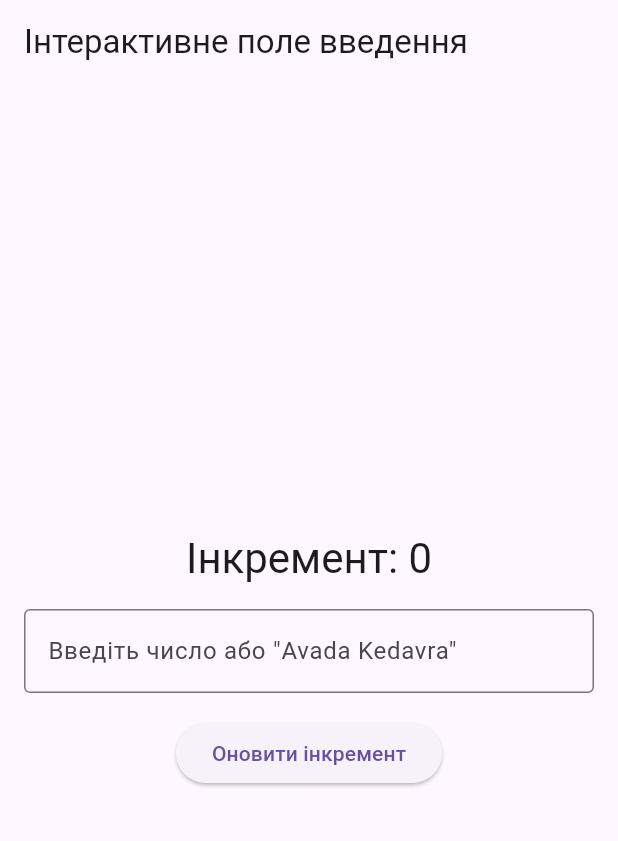
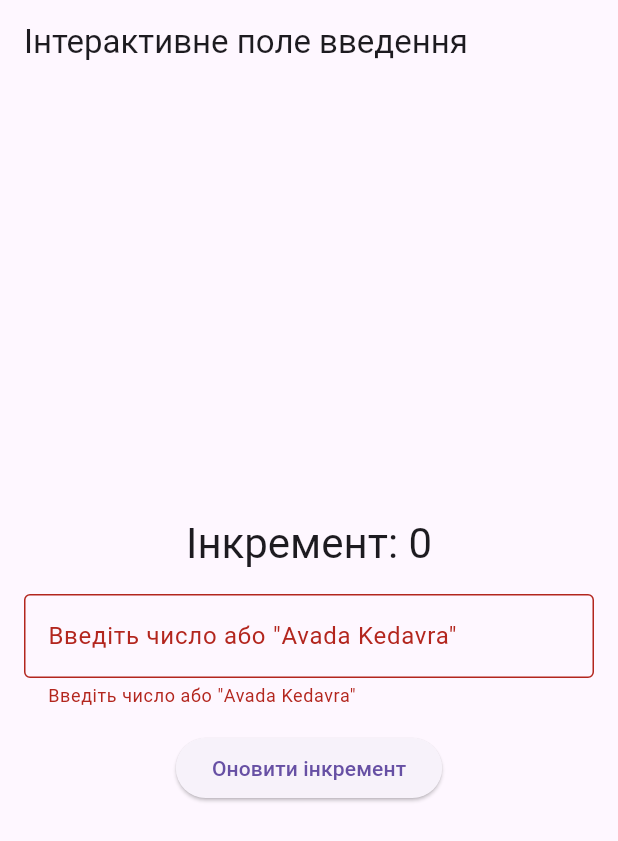
Before and after one commit to Xenus4737379/Proj, a Flutter app: the screen it shows after launch, after a tap on "Оновити інкремент", on a phone screen of 412 x 824 dp. Shown: the top 841 px of the screen. Run offline on Flutter 3.47's test engine with Material 3 defaults, Android fonts, the phone set to English and light mode, and no system bars.

Commit message:
Update main.dart

```diff
--- a/lib/main.dart
+++ b/lib/main.dart
@@ -1,10 +1,12 @@
 import 'package:flutter/material.dart';
 
 void main() {
-  runApp(MyApp());
+  runApp(const MyApp());
 }
 
 class MyApp extends StatelessWidget {
+  const MyApp({super.key});
+
   @override
   Widget build(BuildContext context) {
     return MaterialApp(
@@ -12,35 +14,43 @@ class MyApp extends StatelessWidget {
       theme: ThemeData(
         primarySwatch: Colors.blue,
       ),
-      home: MyHomePage(),
+      home: const MyHomePage(),
     );
   }
 }
 
 class MyHomePage extends StatefulWidget {
+  const MyHomePage({super.key});
+
   @override
   _MyHomePageState createState() => _MyHomePageState();
 }
 
 class _MyHomePageState extends State<MyHomePage> {
-  int _counter = 0;  // Лічильник
-  final TextEditingController _controller = TextEditingController();  // Контролер для текстового поля
+  int _counter = 0;
+  final TextEditingController _controller = TextEditingController();
+  String? _errorMessage;  // Для виведення повідомлення про помилку
+
+  @override
+  void dispose() {
+    _controller.dispose();  // Звільняємо ресурс, коли віджет видаляється
+    super.dispose();
+  }
 
   void _incrementCounter() {
     setState(() {
-      String input = _controller.text;  // Отримуємо текст з поля введення
+      final String input = _controller.text;
 
-      // Якщо введений текст є числом, додаємо його до лічильника
       if (int.tryParse(input) != null) {
         _counter += int.parse(input);
+        _errorMessage = null;  // Очищаємо повідомлення про помилку
+      } else if (input == 'Avada Kedavra') {
+        _counter = 0;
+        _errorMessage = null;
+      } else {
+        _errorMessage = 'Введіть число або "Avada Kedavra"';
       }
 
-      // Якщо введено "Avada Kedavra", скидаємо лічильник до 0
-      if (input == "Avada Kedavra") {
-        _counter = 0;
-      }
-
-      // Очищаємо поле після обробки
       _controller.clear();
     });
   }
@@ -49,7 +59,7 @@ class _MyHomePageState extends State<MyHomePage> {
   Widget build(BuildContext context) {
     return Scaffold(
       appBar: AppBar(
-        title: Text('Інтерактивне поле введення'),
+        title: const Text('Інтерактивне поле введення'),
       ),
       body: Center(
         child: Column(
@@ -57,22 +67,23 @@ class _MyHomePageState extends State<MyHomePage> {
           children: <Widget>[
             Text(
               'Інкремент: $_counter',
-              style: Theme.of(context).textTheme.headline4,
+              style: Theme.of(context).textTheme.headlineMedium,
             ),
             Padding(
-              padding: const EdgeInsets.all(16.0),
+              padding: const EdgeInsets.all(16),
               child: TextField(
-                controller: _controller,  // Прив'язуємо контролер
+                controller: _controller,
                 decoration: InputDecoration(
-                  border: OutlineInputBorder(),
+                  border: const OutlineInputBorder(),
                   labelText: 'Введіть число або "Avada Kedavra"',
+                  errorText: _errorMessage,  // Виводимо повідомлення про помилку
                 ),
-                keyboardType: TextInputType.text,  // Тип введення
+                keyboardType: TextInputType.text,
               ),
             ),
             ElevatedButton(
-              onPressed: _incrementCounter,  // Викликає функцію інкременту при натисканні
-              child: Text('Оновити інкремент'),
+              onPressed: _incrementCounter,
+              child: const Text('Оновити інкремент'),
             ),
           ],
         ),
```
